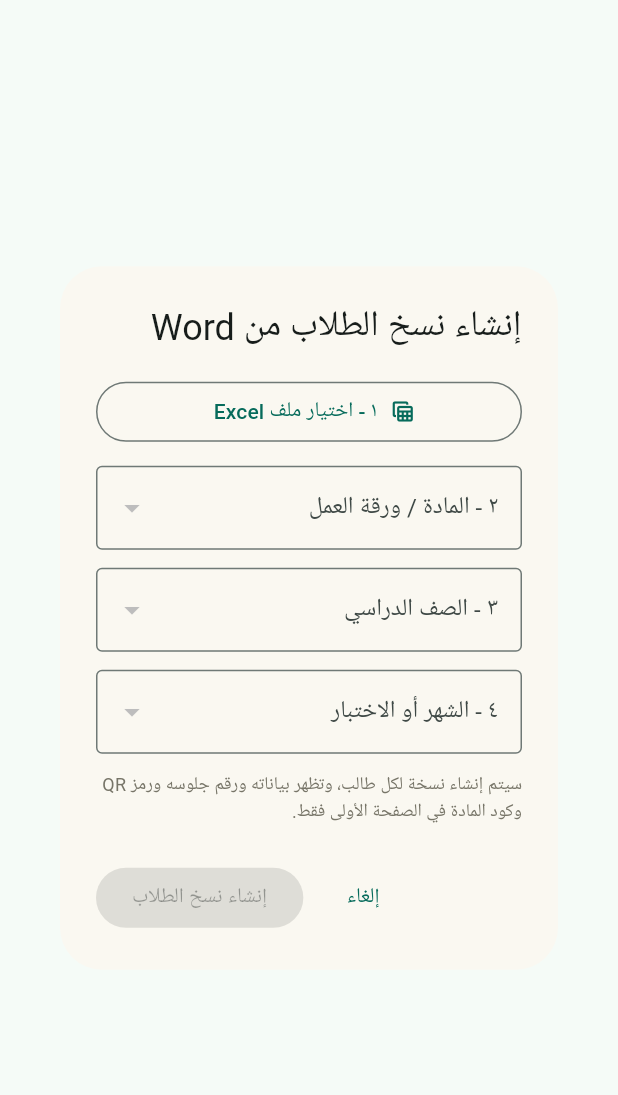
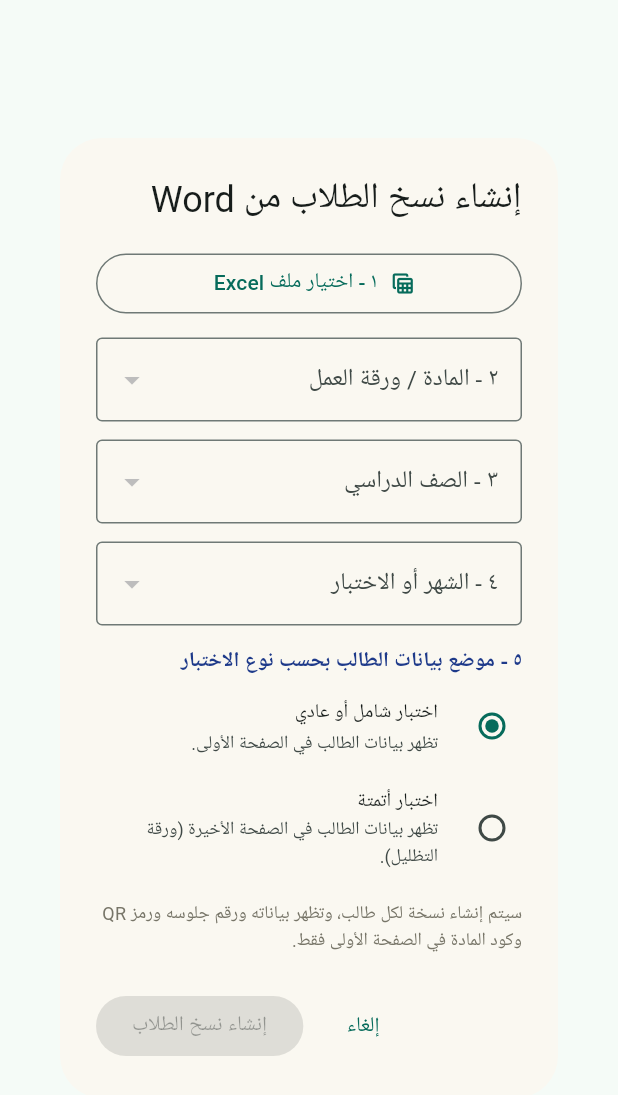
Before and after one commit to karnyn7743-tech/exam_secret_codes, a Flutter app: the _StudentSetupDialog widget shown alone on an empty page, opened directly with empty values, on a phone screen of 412 x 824 dp. Shown: the top 1095 px of the screen. Run offline on Flutter 3.47's test engine with Material 3 defaults, Android fonts, the phone set to English and light mode, and no system bars; our stand-ins replace file_picker, printing, shared_preferences; missing offline and left inert: excel, fluent_editor, pdfx; accounts and stored records are empty; statements that could not run were skipped.

Commit message:
Add exam type choice for student data placement

```diff
--- a/lib/screens/document_hub_screen.dart
+++ b/lib/screens/document_hub_screen.dart
@@ -226,6 +226,7 @@ class _DocumentHubScreenState extends State<DocumentHubScreen> {
       _subjectController.text = selectedSetup.subject;
       _gradeController.text = selectedSetup.grade;
       _examTitleController.text = selectedSetup.period;
+      _studentDataOnLastPage = selectedSetup.studentDataOnLastPage;
     });
     await _createStudentPdf();
   }
@@ -280,6 +281,7 @@ class _DocumentHubScreenState extends State<DocumentHubScreen> {
         'outputPath': outputPath,
         'students': students,
         'subjectCode': excelResult?.subjectCode ?? 1,
+        'studentDataOnLastPage': _studentDataOnLastPage,
         'cropTopFraction': _cropConfigured ? _cropTopFraction : 0.0,
         'cropBottomFraction': _cropConfigured ? _cropBottomFraction : 0.0,
       });
@@ -309,7 +311,7 @@ class _DocumentHubScreenState extends State<DocumentHubScreen> {
       _showMessage(
         excelResult == null
             ? 'تم تجهيز صفحات PDF بمقاس A4 مع الاحتفاظ بالمحتوى الأصلي.'
-            : 'تم تجهيز ${excelResult.students.length} نسخة باسم $outputName، مع بيانات الطلاب في الصفحة الأولى لكل نسخة.',
+            : 'تم تجهيز ${excelResult.students.length} نسخة باسم $outputName، مع بيانات الطلاب في ${_studentDataOnLastPage ? 'الصفحة الأخيرة' : 'الصفحة الأولى'} لكل نسخة.',
       );
     } catch (e) {
       _showMessage('تعذرت معالجة ملف PDF: $e', isError: true);
@@ -675,7 +677,14 @@ class StudentSetup {
   final String subject;
   final String grade;
   final String period;
-  const StudentSetup({required this.excelPath, required this.subject, required this.grade, required this.period});
+  final bool studentDataOnLastPage;
+  const StudentSetup({
+    required this.excelPath,
+    required this.subject,
+    required this.grade,
+    required this.period,
+    this.studentDataOnLastPage = false,
+  });
 }
 
 class _StudentSetupDialog extends StatefulWidget {
@@ -689,6 +698,7 @@ class _StudentSetupDialogState extends State<_StudentSetupDialog> {
   String? _excelPath, _subject, _grade, _period;
   List<String> _subjects = [], _grades = [], _periods = [];
   bool _loading = false;
+  bool _studentDataOnLastPage = false;
   String? _error;
 
   Future<void> _chooseExcel() async {
@@ -753,17 +763,63 @@ class _StudentSetupDialogState extends State<_StudentSetupDialog> {
               _dropdown(label: '٣ - الصف الدراسي', value: _grade, values: _grades, onChanged: _subject == null ? null : (v) => setState(() => _grade = v)),
               const SizedBox(height: 12),
               _dropdown(label: '٤ - الشهر أو الاختبار', value: _period, values: _periods, onChanged: _subject == null ? null : (v) => setState(() => _period = v)),
+              const SizedBox(height: 14),
+              const Align(
+                alignment: Alignment.centerRight,
+                child: Text(
+                  '٥ - موضع بيانات الطالب بحسب نوع الاختبار',
+                  style: TextStyle(fontWeight: FontWeight.bold, color: Color(0xFF1E3A8A)),
+                ),
+              ),
+              RadioListTile<bool>(
+                contentPadding: EdgeInsets.zero,
+                dense: true,
+                value: false,
+                groupValue: _studentDataOnLastPage,
+                onChanged: _loading ? null : (value) {
+                  if (value != null) setState(() => _studentDataOnLastPage = value);
+                },
+                title: const Text('اختبار شامل أو عادي'),
+                subtitle: const Text('تظهر بيانات الطالب في الصفحة الأولى.'),
+              ),
+              RadioListTile<bool>(
+                contentPadding: EdgeInsets.zero,
+                dense: true,
+                value: true,
+                groupValue: _studentDataOnLastPage,
+                onChanged: _loading ? null : (value) {
+                  if (value != null) setState(() => _studentDataOnLastPage = value);
+                },
+                title: const Text('اختبار أتمتة'),
+                subtitle: const Text('تظهر بيانات الطالب في الصفحة الأخيرة (ورقة التظليل).'),
+              ),
               if (_loading) ...[const SizedBox(height: 12), const LinearProgressIndicator(), const SizedBox(height: 6), const Text('جارٍ قراءة بيانات ملف Excel...')],
               if (_error != null) ...[const SizedBox(height: 10), Text(_error!, style: const TextStyle(color: Colors.red))],
               const SizedBox(height: 12),
-              const Text('سيتم إنشاء نسخة لكل طالب، وتظهر بياناته ورقم جلوسه ورمز QR وكود المادة في الصفحة الأولى فقط.', style: TextStyle(fontSize: 12, color: Color(0xFF777568))),
+              Text(
+                _studentDataOnLastPage
+                    ? 'سيتم إنشاء نسخة لكل طالب، وتظهر بياناته ورقم جلوسه ورمز QR وكود المادة في الصفحة الأخيرة فقط.'
+                    : 'سيتم إنشاء نسخة لكل طالب، وتظهر بياناته ورقم جلوسه ورمز QR وكود المادة في الصفحة الأولى فقط.',
+                style: const TextStyle(fontSize: 12, color: Color(0xFF777568)),
+              ),
             ]),
           ),
         ),
         actions: [
           TextButton(onPressed: _loading ? null : () => Navigator.pop(context), child: const Text('إلغاء')),
           FilledButton(
-            onPressed: _loading || _excelPath == null || _subject == null || _grade == null || _period == null ? null : () => Navigator.pop(context, StudentSetup(excelPath: _excelPath!, subject: _subject!, grade: _grade!, period: _period!)),
+            onPressed: _loading || _excelPath == null || _subject == null || _grade == null || _period == null
+                ? null
+                : () => Navigator.pop(
+                      context,
+                      StudentSetup(
+                        excelPath: _excelPath!,
+                        subject: _subject!,
+                        grade: _grade!,
+                        period: _period!,
+                        studentDataOnLastPage: _studentDataOnLastPage,
+                      ),
+                    ),
             child: const Text('إنشاء نسخ الطلاب'),
           ),
         ],
```
